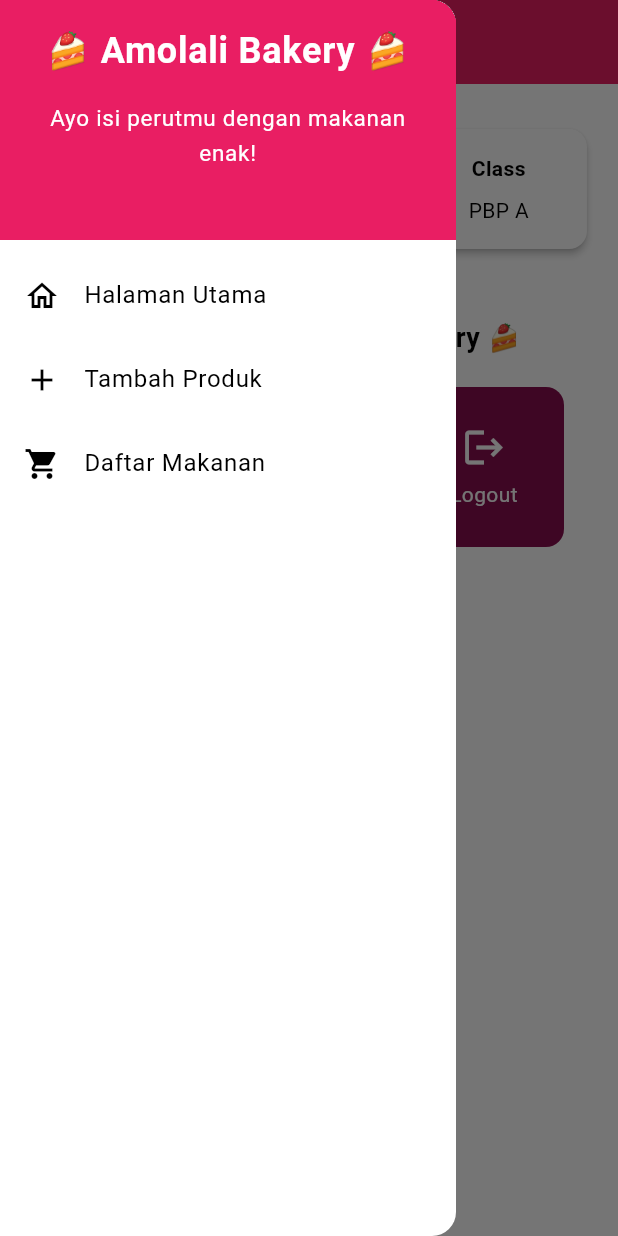
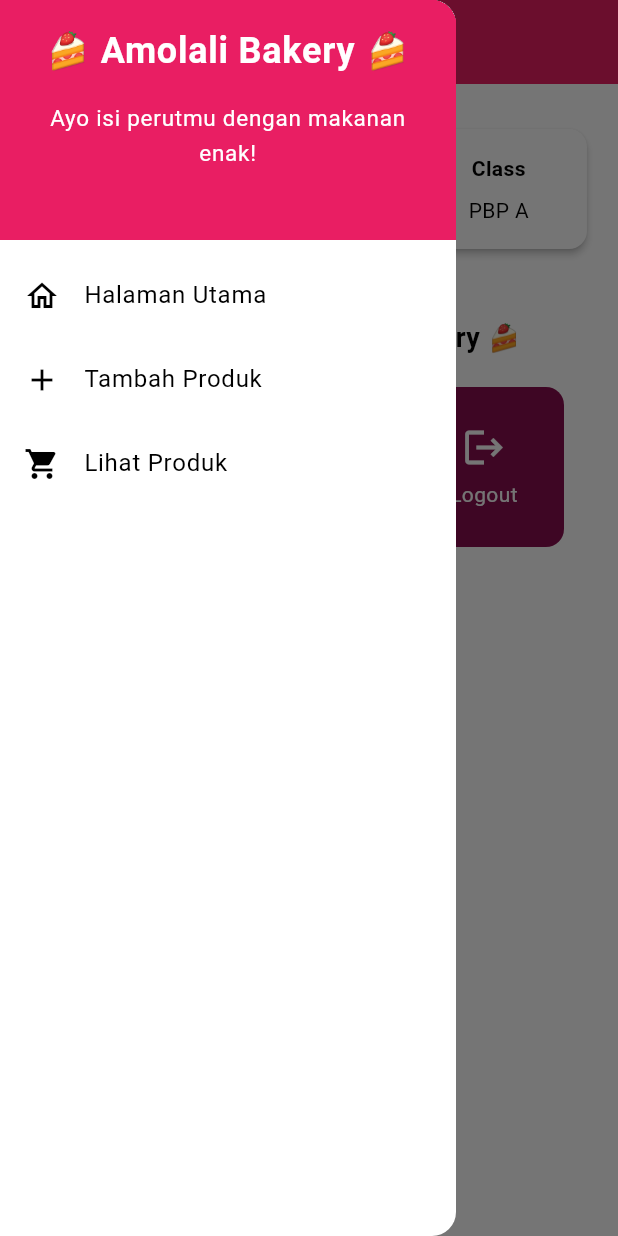
Before and after one commit to salsaaruum/amolali_bakery_mobile, a Flutter app: the MyHomePage screen opened directly, with the side drawer open, on a phone screen of 412 x 824 dp. Run offline on Flutter 3.47's test engine with Material 3 defaults, Android fonts, the phone set to English and light mode, and no system bars; missing offline and left inert: pbp_django_auth.

Commit message:
Tugas 9 Selesai

```diff
--- a/lib/widgets/left_drawer.dart
+++ b/lib/widgets/left_drawer.dart
@@ -69,7 +69,7 @@ class LeftDrawer extends StatelessWidget {
           // Kode ListTile Menu
           ListTile(
               leading: const Icon(Icons.shopping_cart),
-              title: const Text('Daftar Makanan'),
+              title: const Text('Lihat Produk'),
               onTap: () {
                   // Route menu ke halaman product
                   Navigator.push(
```
Also changed, not shown: lib/screens/list_productentry.dart (+11 -1 lines).
